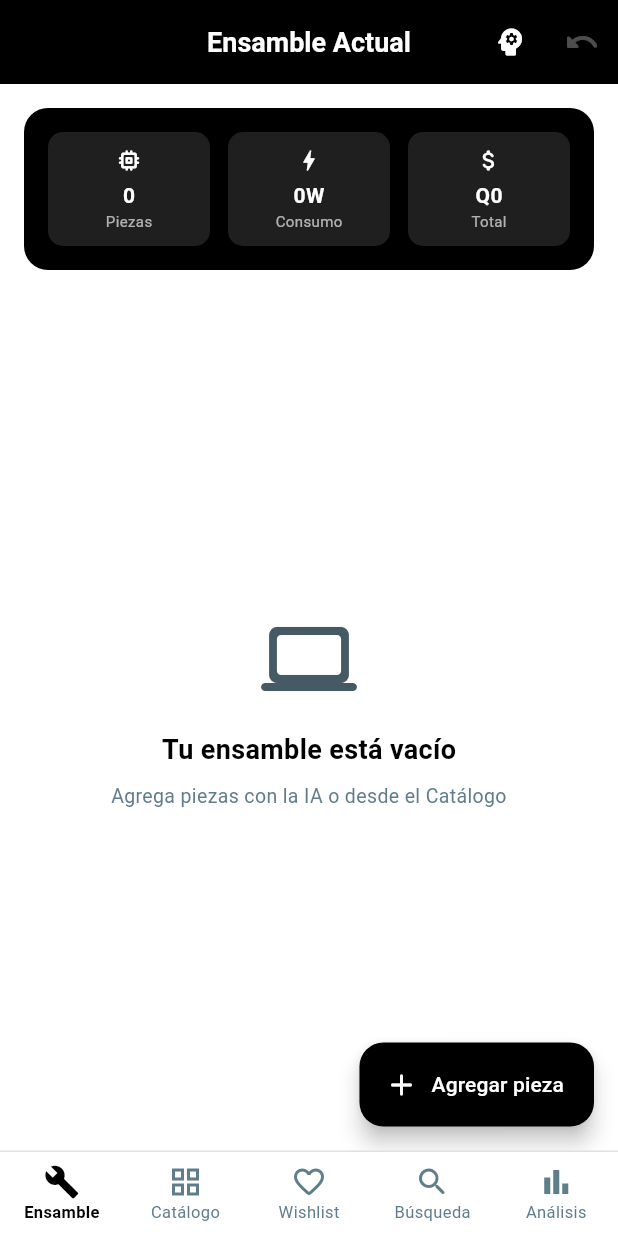
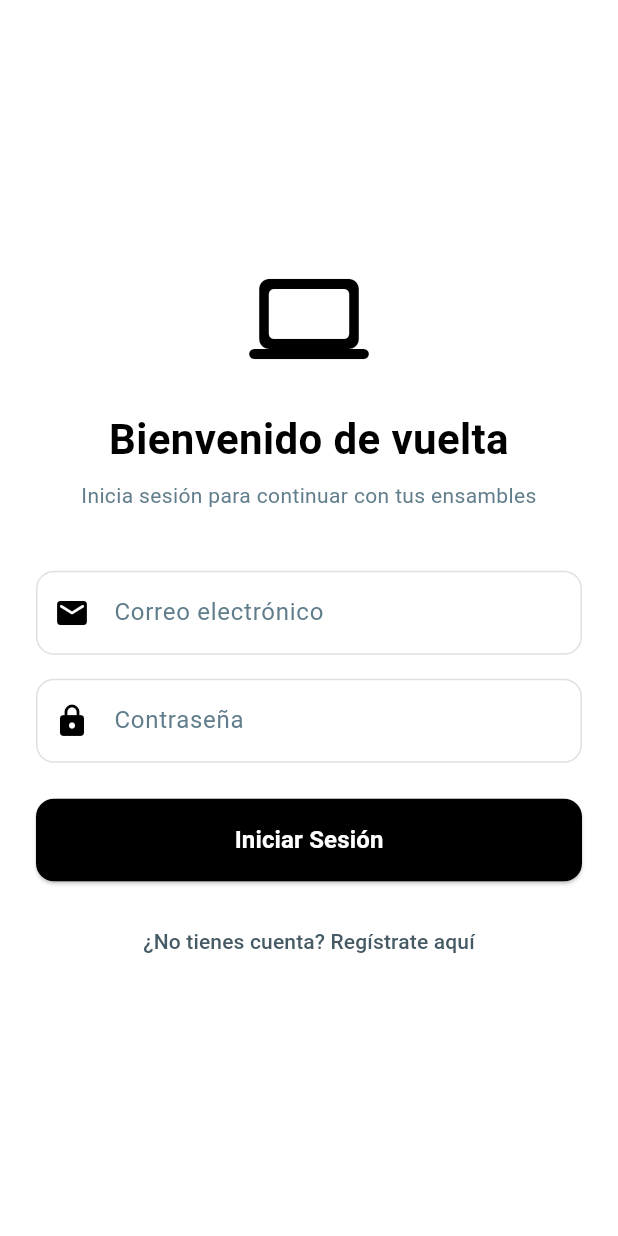
Before and after one commit to PabloRiveraM/Proyecto_Final---Programacion, a Flutter app: the screen it shows after launch, on a phone screen of 412 x 824 dp. Run offline on Flutter 3.47's test engine with Material 3 defaults, Android fonts, the phone set to English and light mode, and no system bars; our stand-ins replace fl_chart.

Commit message:
feat(pablo): Auth mock, responsividad, UI compacta y auto-agregar piezas IA

```diff
--- a/lib/main.dart
+++ b/lib/main.dart
@@ -4,11 +4,7 @@
 
 import 'package:flutter/material.dart';
 import 'core/app_colors.dart';
-import 'screens/assembly_screen.dart';
-import 'screens/catalog_screen.dart';
-import 'screens/wishlist_screen.dart';
-import 'screens/search_screen.dart';
-import 'screens/analysis_screen.dart';
+import 'screens/login_screen.dart';
 
 void main() {
   runApp(const MyApp());
@@ -43,116 +39,7 @@ class MyApp extends StatelessWidget {
         ),
         useMaterial3: true,
       ),
-      home: const MainNavigationScreen(),
+      home: const LoginScreen(),
     );
   }
 }
-
-// ── Navegación Principal ──────────────────────────────────────────────────────
-
-class MainNavigationScreen extends StatefulWidget {
-  const MainNavigationScreen({super.key});
-
-  @override
-  State<MainNavigationScreen> createState() => _MainNavigationScreenState();
-}
-
-class _MainNavigationScreenState extends State<MainNavigationScreen> {
-  int _currentIndex = 0;
-
-  // Las 5 pantallas del proyecto
-  final List<Widget> _screens = const [
-    AssemblyScreen(),   // Marly   — Lista Enlazada + Pila
-    CatalogScreen(),    // Diego   — Árbol jerárquico
-    WishlistScreen(),   // Diego   — Cola (Queue)
-    SearchScreen(),     // Jose    — Tabla Hash
-    AnalysisScreen(),   // Diego   — Gráficas fl_chart
-  ];
-
-  // Datos de cada pestaña
-  static const List<_TabItem> _tabs = [
-    _TabItem(
-      icon: Icons.build_rounded,
-      iconActive: Icons.build,
-      label: 'Ensamble',
-    ),
-    _TabItem(
-      icon: Icons.grid_view_outlined,
-      iconActive: Icons.grid_view_rounded,
-      label: 'Catálogo',
-    ),
-    _TabItem(
-      icon: Icons.favorite_outline_rounded,
-      iconActive: Icons.favorite_rounded,
-      label: 'Wishlist',
-    ),
-    _TabItem(
-      icon: Icons.search_rounded,
-      iconActive: Icons.search_rounded,
-      label: 'Búsqueda',
-    ),
-    _TabItem(
-      icon: Icons.bar_chart_outlined,
-      iconActive: Icons.bar_chart_rounded,
-      label: 'Análisis',
-    ),
-  ];
-
-  @override
-  Widget build(BuildContext context) {
-    return Scaffold(
-      // Cuerpo: pantalla activa sin re-crear el árbol de widgets
-      body: IndexedStack(
-        index: _currentIndex,
-        children: _screens,
-      ),
-
-      // Barra de navegación inferior
-      bottomNavigationBar: Container(
-        decoration: const BoxDecoration(
-          border: Border(
-            top: BorderSide(color: AppColors.border, width: 1),
-          ),
-        ),
-        child: BottomNavigationBar(
-          currentIndex: _currentIndex,
-          onTap: (index) => setState(() => _currentIndex = index),
-          type: BottomNavigationBarType.fixed,
-          backgroundColor: AppColors.background,
-          selectedItemColor: AppColors.primary,
-          unselectedItemColor: AppColors.textSecondary,
-          selectedFontSize: 11,
-          unselectedFontSize: 11,
-          selectedLabelStyle: const TextStyle(fontWeight: FontWeight.bold),
-          elevation: 0,
-          items: List.generate(
-            _tabs.length,
-            (i) => BottomNavigationBarItem(
-              icon: Icon(
-                i == _currentIndex
-                    ? _tabs[i].iconActive
-                    : _tabs[i].icon,
-                size: 24,
-              ),
-              label: _tabs[i].label,
-            ),
-          ),
-        ),
-      ),
-    );
-  }
-}
-
-// ── Modelo auxiliar para los tabs ─────────────────────────────────────────────
-
-class _TabItem {
-  final IconData icon;
-  final IconData iconActive;
-  final String label;
-
-  const _TabItem({
-    required this.icon,
-    required this.iconActive,
-    required this.label,
-  });
-}
--- a/lib/screens/catalog_screen.dart
+++ b/lib/screens/catalog_screen.dart
@@ -251,8 +251,8 @@ class _CatalogScreenState extends State<CatalogScreen> {
     }
     return GridView.builder(
       padding: const EdgeInsets.fromLTRB(16, 0, 16, 80),
-      gridDelegate: const SliverGridDelegateWithFixedCrossAxisCount(
-        crossAxisCount: 2,
+      gridDelegate: const SliverGridDelegateWithMaxCrossAxisExtent(
+        maxCrossAxisExtent: 180,
         childAspectRatio: 0.85,
         crossAxisSpacing: 10,
         mainAxisSpacing: 10,
--- /dev/null
+++ b/lib/screens/login_screen.dart
@@ -0,0 +1,152 @@
+import 'package:flutter/material.dart';
+import '../core/app_colors.dart';
+import '../core/app_state.dart';
+import 'register_screen.dart';
+import 'main_screen.dart';
+
+class LoginScreen extends StatefulWidget {
+  const LoginScreen({super.key});
+
+  @override
+  State<LoginScreen> createState() => _LoginScreenState();
+}
+
+class _LoginScreenState extends State<LoginScreen> {
+  final _emailCtrl = TextEditingController();
+  final _passCtrl = TextEditingController();
+  final _estado = AppState();
+  String? _error;
+
+  void _login() {
+    final email = _emailCtrl.text.trim();
+    final pass = _passCtrl.text;
+
+    if (email.isEmpty || pass.isEmpty) {
+      setState(() => _error = 'Por favor llena todos los campos.');
+      return;
+    }
+
+    final success = _estado.login(email, pass);
+    if (success) {
+      Navigator.pushReplacement(
+        context,
+        MaterialPageRoute(builder: (_) => const MainScreen()),
+      );
+    } else {
+      setState(() => _error = 'Credenciales incorrectas.');
+    }
+  }
+
+  @override
+  Widget build(BuildContext context) {
+    return Scaffold(
+      backgroundColor: AppColors.background,
+      body: Center(
+        child: SingleChildScrollView(
+          padding: const EdgeInsets.all(24.0),
+          child: Column(
+            mainAxisAlignment: MainAxisAlignment.center,
+            crossAxisAlignment: CrossAxisAlignment.stretch,
+            children: [
+              const Icon(Icons.computer_rounded, size: 80, color: AppColors.primary),
+              const SizedBox(height: 20),
+              const Text(
+                'Bienvenido de vuelta',
+                textAlign: TextAlign.center,
+                style: TextStyle(
+                  color: AppColors.textPrimary,
+                  fontSize: 28,
+                  fontWeight: FontWeight.bold,
+                ),
+              ),
+              const SizedBox(height: 8),
+              const Text(
+                'Inicia sesión para continuar con tus ensambles',
+                textAlign: TextAlign.center,
+                style: TextStyle(color: AppColors.textSecondary, fontSize: 14),
+              ),
+              const SizedBox(height: 40),
+              if (_error != null)
+                Container(
+                  padding: const EdgeInsets.all(12),
+                  margin: const EdgeInsets.only(bottom: 20),
+                  decoration: BoxDecoration(
+                    color: AppColors.error.withValues(alpha: 0.1),
+                    borderRadius: BorderRadius.circular(8),
+                    border: Border.all(color: AppColors.error.withValues(alpha: 0.5)),
+                  ),
+                  child: Text(
+                    _error!,
+                    style: const TextStyle(color: AppColors.error),
+                    textAlign: TextAlign.center,
+                  ),
+                ),
+              TextField(
+                controller: _emailCtrl,
+                style: const TextStyle(color: AppColors.textPrimary),
+                decoration: InputDecoration(
+                  labelText: 'Correo electrónico',
+                  labelStyle: const TextStyle(color: AppColors.textSecondary),
+                  prefixIcon: const Icon(Icons.email_rounded, color: AppColors.primary),
+                  enabledBorder: OutlineInputBorder(
+                    borderSide: const BorderSide(color: AppColors.border),
+                    borderRadius: BorderRadius.circular(12),
+                  ),
+                  focusedBorder: OutlineInputBorder(
+                    borderSide: const BorderSide(color: AppColors.primary),
+                    borderRadius: BorderRadius.circular(12),
+                  ),
+                ),
+              ),
+              const SizedBox(height: 16),
+              TextField(
+                controller: _passCtrl,
+                obscureText: true,
+                style: const TextStyle(color: AppColors.textPrimary),
+                decoration: InputDecoration(
+                  labelText: 'Contraseña',
+                  labelStyle: const TextStyle(color: AppColors.textSecondary),
+                  prefixIcon: const Icon(Icons.lock_rounded, color: AppColors.primary),
+                  enabledBorder: OutlineInputBorder(
+                    borderSide: const BorderSide(color: AppColors.border),
+                    borderRadius: BorderRadius.circular(12),
+                  ),
+                  focusedBorder: OutlineInputBorder(
+                    borderSide: const BorderSide(color: AppColors.primary),
+                    borderRadius: BorderRadius.circular(12),
+                  ),
+                ),
+              ),
+              const SizedBox(height: 24),
+              ElevatedButton(
+                onPressed: _login,
+                style: ElevatedButton.styleFrom(
+                  backgroundColor: AppColors.primary,
+                  foregroundColor: AppColors.textOnDark,
+                  padding: const EdgeInsets.symmetric(vertical: 16),
+                  shape: RoundedRectangleBorder(
+                    borderRadius: BorderRadius.circular(12),
+                  ),
+                ),
+                child: const Text('Iniciar Sesión', style: TextStyle(fontSize: 16, fontWeight: FontWeight.bold)),
+              ),
+              const SizedBox(height: 16),
+              TextButton(
+                onPressed: () {
+                  Navigator.push(
+                    context,
+                    MaterialPageRoute(builder: (_) => const RegisterScreen()),
+                  );
+                },
+                child: const Text(
+                  '¿No tienes cuenta? Regístrate aquí',
+                  style: TextStyle(color: AppColors.secondary),
+                ),
+              ),
+            ],
+          ),
+        ),
+      ),
+    );
+  }
+}
--- a/lib/services/api_services.dart
+++ b/lib/services/api_services.dart
@@ -98,7 +98,7 @@ class ApiService {
               INSTRUCCIÓN DE RECOMENDACIÓN:
               Si a la lista de piezas del usuario le faltan categorías para ser una PC completa,
               o hay una incompatibilidad clara que requiera cambiar una pieza, RECOMIENDA las piezas necesarias
-              **sacadas estrictamente del INVENTARIO DISPONIBLE proporcionado**. Muestra la sugerencia en formato de texto claro.
+              **sacadas estrictamente del INVENTARIO DISPONIBLE proporcionado**. Muestra la sugerencia en formato de texto claro y proporciona el arreglo de IDs sugeridos.
 
               Responde SOLO con un JSON con este formato exacto:
               {
@@ -108,10 +108,11 @@ class ApiService {
                 "precioTotal": numero,
                 "problemas": ["lista de problemas encontrados o piezas incompatibles"],
                 "sugerencias": ["lista de recomendaciones detalladas de piezas faltantes o cambios sugeridos (incluyendo el ID de la pieza del inventario)"],
+                "idsSugeridos": [1, 5, 23],
                 "resumen": "Un resumen breve del análisis"
               }
 
-              Si no hay problemas, "problemas" debe ser un arreglo vacío [].
+              Si no hay problemas, "problemas" e "idsSugeridos" deben ser arreglos vacíos [].
               Asegúrate de que las sugerencias de piezas correspondan EXACTAMENTE a los nombres y especificaciones del inventario.
               NO respondas con texto conversacional. Solo JSON.
               """,
@@ -155,6 +156,7 @@ class ApiService {
       'precioTotal': 0,
       'problemas': [mensaje],
       'sugerencias': [],
+      'idsSugeridos': [],
       'resumen': 'Error al analizar compatibilidad.',
     };
   }
```
Also changed, not shown: lib/core/app_state.dart (+38 -0 lines), lib/screens/assembly_screen.dart (+27 -1 lines), lib/screens/main_screen.dart (added, +147 -0 lines), lib/screens/register_screen.dart (added, +171 -0 lines).
